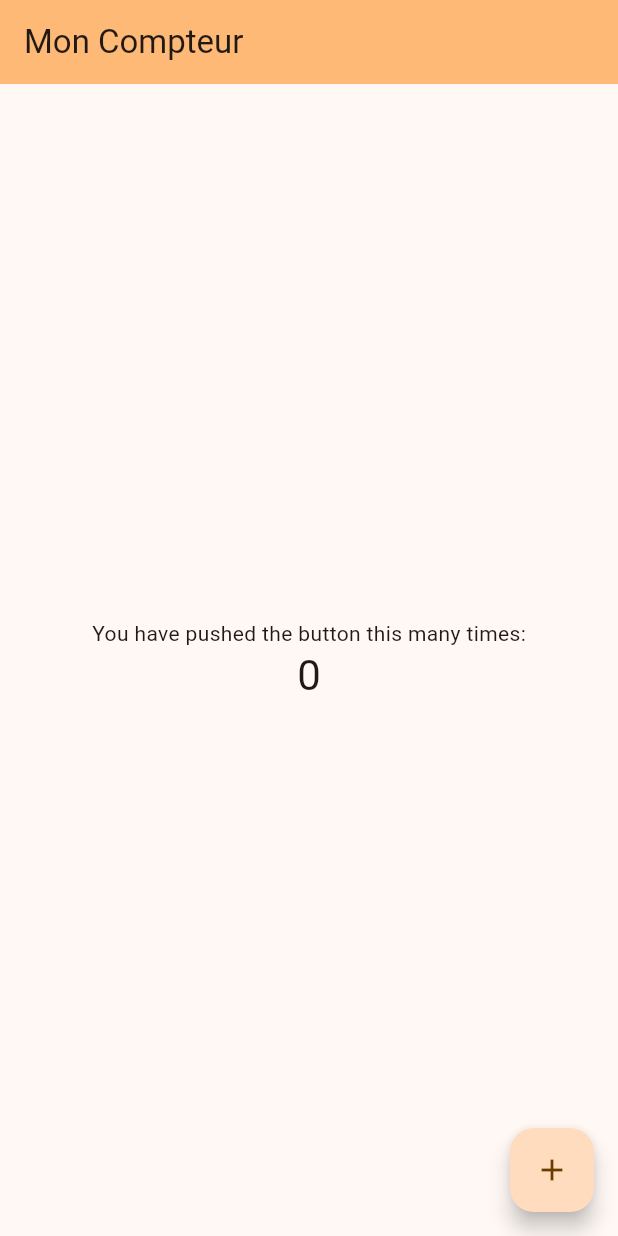
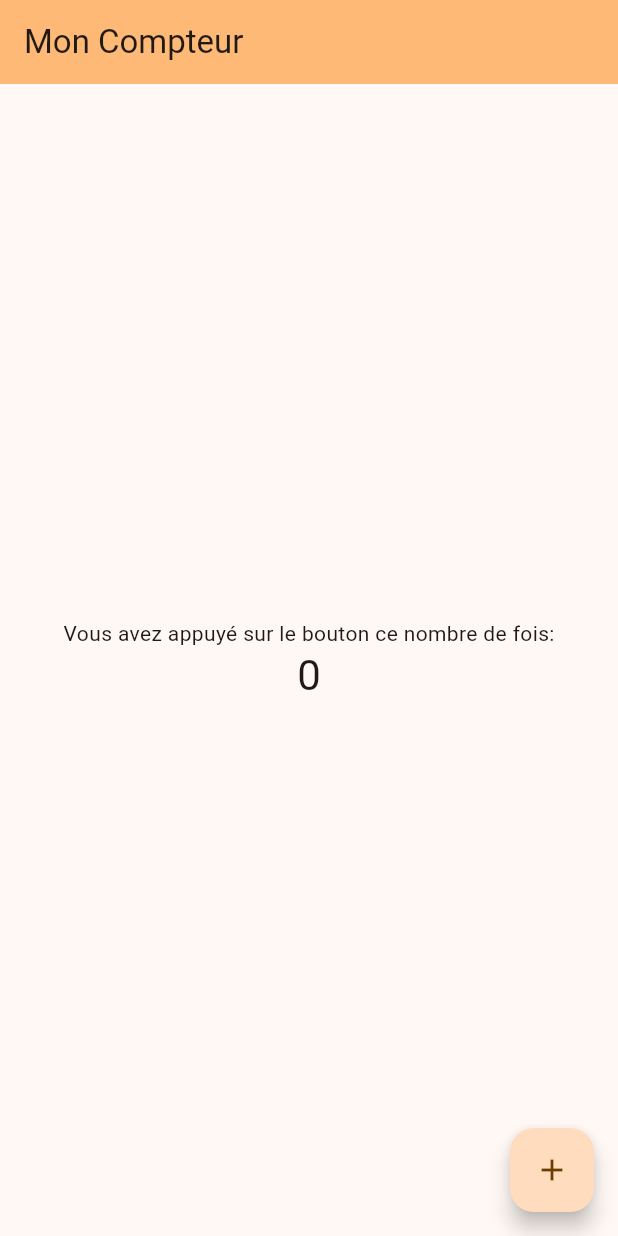
Before and after one commit to zlorgoncho1/git_learning, a Flutter app: the screen it shows after launch, on a phone screen of 412 x 824 dp. Run offline on Flutter 3.47's test engine with Material 3 defaults, Android fonts, the phone set to English and light mode, and no system bars.

Commit message:
Traduction de la description du message

```diff
--- a/lib/main.dart
+++ b/lib/main.dart
@@ -104,7 +104,7 @@ class _MyHomePageState extends State<MyHomePage> {
           // wireframe for each widget.
           mainAxisAlignment: .center,
           children: [
-            const Text('You have pushed the button this many times:'),
+            const Text('Vous avez appuyé sur le bouton ce nombre de fois:'),
             Text(
               '$_counter',
               style: Theme.of(context).textTheme.headlineMedium,
```
